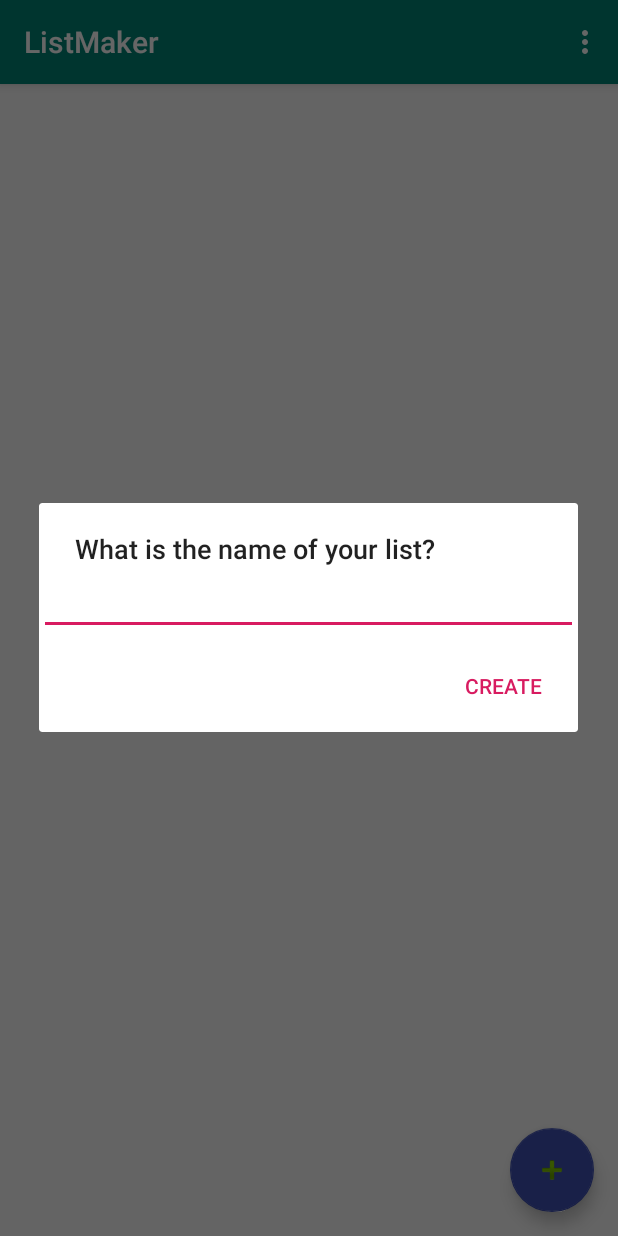
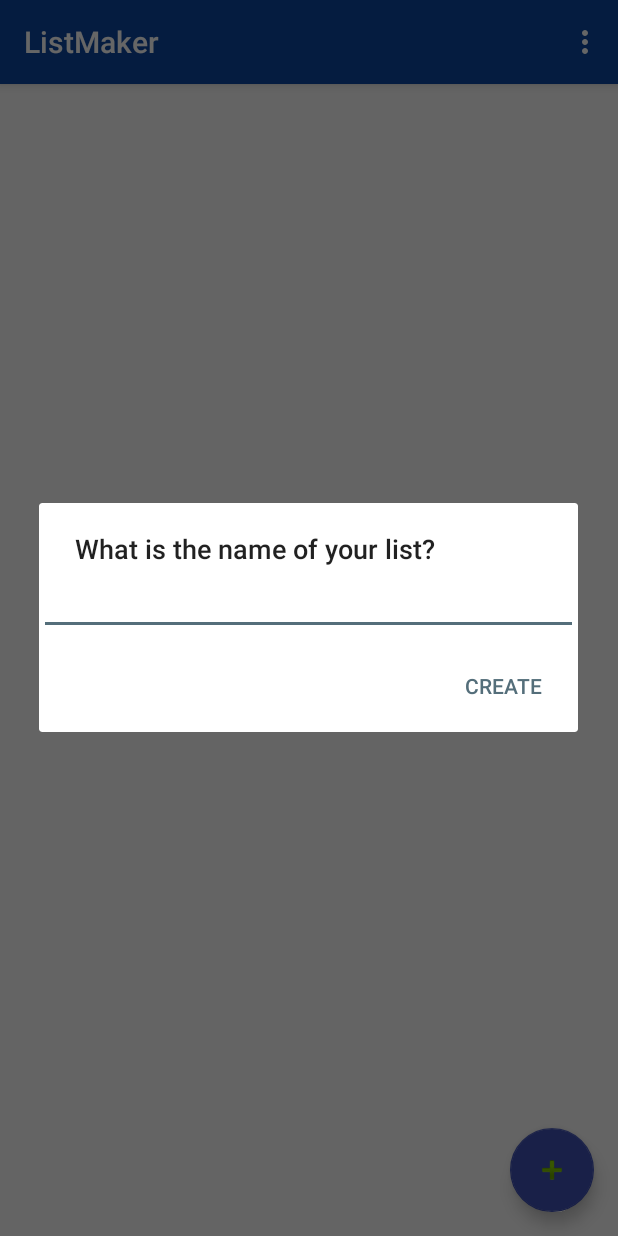
Before and after one commit to yosoydead/list-maker-prototype-, an Android app: the screen it shows after launch (MainActivity), after a tap on an icon or button, on a phone screen of 412 x 824 dp. Run offline under Robolectric (Android 15) with nearby library versions, the phone set to English and light mode, and no system bars.

Commit message:
added a few material design changes and main view uses cardViews

```diff
--- a/app/build.gradle
+++ b/app/build.gradle
@@ -32,4 +32,5 @@ dependencies {
     androidTestImplementation 'com.android.support.test:runner:1.0.2'
     androidTestImplementation 'com.android.support.test.espresso:espresso-core:3.0.2'
     implementation 'com.android.support:recyclerview-v7:28.0.0'
+    implementation 'com.android.support:cardview-v7:28.0.0'
 }
--- a/app/src/main/res/values/colors.xml
+++ b/app/src/main/res/values/colors.xml
@@ -1,6 +1,11 @@
 <?xml version="1.0" encoding="utf-8"?>
 <resources>
-    <color name="colorPrimary">#008577</color>
-    <color name="colorPrimaryDark">#00574B</color>
-    <color name="colorAccent">#D81B60</color>
+    <color name="primaryColor">#0d47a1</color>
+    <color name="primaryLightColor">#5472d3</color>
+    <color name="primaryDarkColor">#002171</color>
+    <color name="secondaryColor">#546e7a</color>
+    <color name="secondaryLightColor">#819ca9</color>
+    <color name="secondaryDarkColor">#29434e</color>
+    <color name="primaryTextColor">#ffffff</color>
+    <color name="secondaryTextColor">#ffffff</color>
 </resources>
--- a/app/src/main/res/values/styles.xml
+++ b/app/src/main/res/values/styles.xml
@@ -3,9 +3,9 @@
     <!-- Base application theme. -->
     <style name="AppTheme" parent="Theme.AppCompat.Light.DarkActionBar">
         <!-- Customize your theme here. -->
-        <item name="colorPrimary">@color/colorPrimary</item>
-        <item name="colorPrimaryDark">@color/colorPrimaryDark</item>
-        <item name="colorAccent">@color/colorAccent</item>
+        <item name="colorPrimary">@color/primaryColor</item>
+        <item name="colorPrimaryDark">@color/primaryDarkColor</item>
+        <item name="colorAccent">@color/secondaryColor</item>
     </style>
     <style name="AppTheme.NoActionBar">
         <item name="windowActionBar">false</item>
```
Also changed, not shown: app/src/main/res/layout/list_selection_view_holder.xml (+16 -3 lines).
